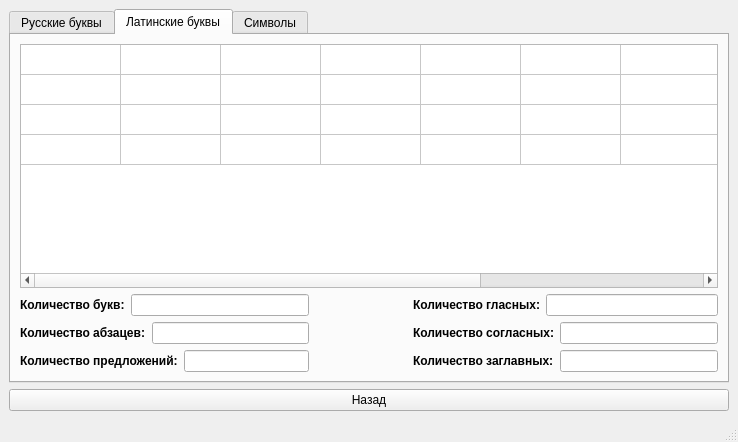
RomanB51/Project, file reportWindow.ui: the form before one commit.
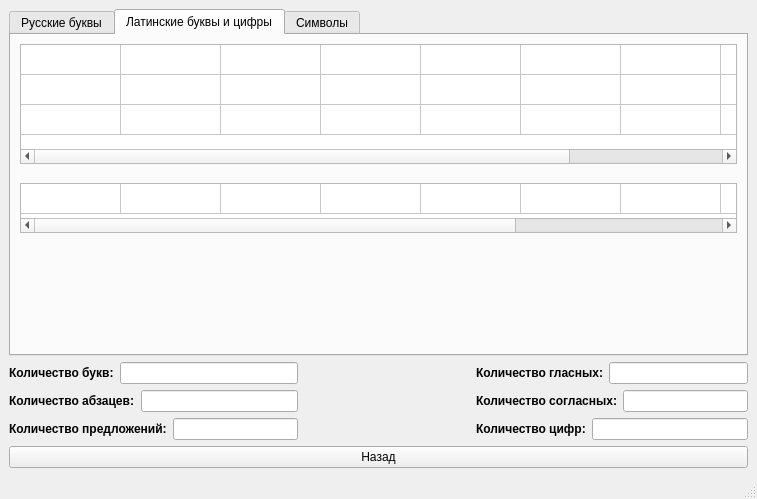
The form after the commit. The open tabs and pages were chosen to show the change.

```diff
--- a/reportWindow.ui
+++ b/reportWindow.ui
@@ -6,17 +6,15 @@
    <rect>
     <x>0</x>
     <y>0</y>
-    <width>738</width>
-    <height>442</height>
+    <width>757</width>
+    <height>499</height>
    </rect>
   </property>
   <property name="windowTitle">
    <string>MainWindow</string>
   </property>
   <widget class="QWidget" name="centralwidget">
-   <layout class="QVBoxLayout" name="verticalLayout_12">
-    <item>
-     <layout class="QVBoxLayout" name="verticalLayout">
+   <layout class="QVBoxLayout" name="verticalLayout_2">
       <item>
        <widget class="QTabWidget" name="tabWidget">
         <property name="currentIndex">
@@ -120,11 +118,323 @@
            </widget>
           </item>
           <item>
-           <layout class="QHBoxLayout" name="horizontalLayout_8">
+         <spacer name="verticalSpacer_3">
+          <property name="orientation">
+           <enum>Qt::Orientation::Vertical</enum>
+          </property>
+          <property name="sizeHint" stdset="0">
+           <size>
+            <width>20</width>
+            <height>152</height>
+           </size>
+          </property>
+         </spacer>
+        </item>
+       </layout>
+      </widget>
+      <widget class="QWidget" name="tab_english">
+       <attribute name="title">
+        <string>Латинские буквы и цифры</string>
+       </attribute>
+       <layout class="QVBoxLayout" name="verticalLayout_5">
+        <item>
+         <widget class="QTableWidget" name="tableWidget_english">
+          <property name="sizePolicy">
+           <sizepolicy hsizetype="Expanding" vsizetype="Fixed">
+            <horstretch>0</horstretch>
+            <verstretch>0</verstretch>
+           </sizepolicy>
+          </property>
+          <property name="maximumSize">
+           <size>
+            <width>16777215</width>
+            <height>120</height>
+           </size>
+          </property>
+          <attribute name="horizontalHeaderVisible">
+           <bool>false</bool>
+          </attribute>
+          <attribute name="verticalHeaderVisible">
+           <bool>false</bool>
+          </attribute>
+          <row>
+           <property name="text">
+            <string>Новая строка</string>
+           </property>
+          </row>
+          <row>
+           <property name="text">
+            <string>Новая строка</string>
+           </property>
+          </row>
+          <row>
+           <property name="text">
+            <string>Новая строка</string>
+           </property>
+          </row>
+          <column>
+           <property name="text">
+            <string>Новый столбец</string>
+           </property>
+          </column>
+          <column>
+           <property name="text">
+            <string>Новый столбец</string>
+           </property>
+          </column>
+          <column>
+           <property name="text">
+            <string>Новый столбец</string>
+           </property>
+          </column>
+          <column>
+           <property name="text">
+            <string>Новый столбец</string>
+           </property>
+          </column>
+          <column>
+           <property name="text">
+            <string>Новый столбец</string>
+           </property>
+          </column>
+          <column>
+           <property name="text">
+            <string>Новый столбец</string>
+           </property>
+          </column>
+          <column>
+           <property name="text">
+            <string>Новый столбец</string>
+           </property>
+          </column>
+          <column>
+           <property name="text">
+            <string>Новый столбец</string>
+           </property>
+          </column>
+          <column>
+           <property name="text">
+            <string>Новый столбец</string>
+           </property>
+          </column>
+         </widget>
+        </item>
+        <item>
+         <spacer name="verticalSpacer_2">
+          <property name="orientation">
+           <enum>Qt::Orientation::Vertical</enum>
+          </property>
+          <property name="sizeType">
+           <enum>QSizePolicy::Policy::Fixed</enum>
+          </property>
+          <property name="sizeHint" stdset="0">
+           <size>
+            <width>20</width>
+            <height>13</height>
+           </size>
+          </property>
+         </spacer>
+        </item>
+        <item>
+         <widget class="QTableWidget" name="tableWidget_number">
+          <property name="sizePolicy">
+           <sizepolicy hsizetype="Expanding" vsizetype="Fixed">
+            <horstretch>0</horstretch>
+            <verstretch>0</verstretch>
+           </sizepolicy>
+          </property>
+          <property name="maximumSize">
+           <size>
+            <width>16777215</width>
+            <height>50</height>
+           </size>
+          </property>
+          <attribute name="horizontalHeaderVisible">
+           <bool>false</bool>
+          </attribute>
+          <attribute name="verticalHeaderVisible">
+           <bool>false</bool>
+          </attribute>
+          <row>
+           <property name="text">
+            <string>Новая строка</string>
+           </property>
+          </row>
+          <column>
+           <property name="text">
+            <string>Новый столбец</string>
+           </property>
+          </column>
+          <column>
+           <property name="text">
+            <string>Новый столбец</string>
+           </property>
+          </column>
+          <column>
+           <property name="text">
+            <string>Новый столбец</string>
+           </property>
+          </column>
+          <column>
+           <property name="text">
+            <string>Новый столбец</string>
+           </property>
+          </column>
+          <column>
+           <property name="text">
+            <string>Новый столбец</string>
+           </property>
+          </column>
+          <column>
+           <property name="text">
+            <string>Новый столбец</string>
+           </property>
+          </column>
+          <column>
+           <property name="text">
+            <string>Новый столбец</string>
+           </property>
+          </column>
+          <column>
+           <property name="text">
+            <string>Новый столбец</string>
+           </property>
+          </column>
+          <column>
+           <property name="text">
+            <string>Новый столбец</string>
+           </property>
+          </column>
+          <column>
+           <property name="text">
+            <string>Новый столбец</string>
+           </property>
+          </column>
+         </widget>
+        </item>
+        <item>
+         <spacer name="verticalSpacer">
+          <property name="orientation">
+           <enum>Qt::Orientation::Vertical</enum>
+          </property>
+          <property name="sizeHint" stdset="0">
+           <size>
+            <width>714</width>
+            <height>74</height>
+           </size>
+          </property>
+         </spacer>
+        </item>
+       </layout>
+      </widget>
+      <widget class="QWidget" name="tab_symbol">
+       <attribute name="title">
+        <string>Символы</string>
+       </attribute>
+       <layout class="QVBoxLayout" name="verticalLayout_6">
+        <item>
+         <widget class="QTableWidget" name="tableWidget_symbol">
+          <property name="sizePolicy">
+           <sizepolicy hsizetype="Expanding" vsizetype="Fixed">
+            <horstretch>0</horstretch>
+            <verstretch>0</verstretch>
+           </sizepolicy>
+          </property>
+          <property name="maximumSize">
+           <size>
+            <width>16777215</width>
+            <height>120</height>
+           </size>
+          </property>
+          <attribute name="horizontalHeaderVisible">
+           <bool>false</bool>
+          </attribute>
+          <attribute name="verticalHeaderVisible">
+           <bool>false</bool>
+          </attribute>
+          <row>
+           <property name="text">
+            <string>Новая строка</string>
+           </property>
+          </row>
+          <row>
+           <property name="text">
+            <string>Новая строка</string>
+           </property>
+          </row>
+          <row>
+           <property name="text">
+            <string>Новая строка</string>
+           </property>
+          </row>
+          <column>
+           <property name="text">
+            <string>Новый столбец</string>
+           </property>
+          </column>
+          <column>
+           <property name="text">
+            <string>Новый столбец</string>
+           </property>
+          </column>
+          <column>
+           <property name="text">
+            <string>Новый столбец</string>
+           </property>
+          </column>
+          <column>
+           <property name="text">
+            <string>Новый столбец</string>
+           </property>
+          </column>
+          <column>
+           <property name="text">
+            <string>Новый столбец</string>
+           </property>
+          </column>
+          <column>
+           <property name="text">
+            <string>Новый столбец</string>
+           </property>
+          </column>
+          <column>
+           <property name="text">
+            <string>Новый столбец</string>
+           </property>
+          </column>
+          <column>
+           <property name="text">
+            <string>Новый столбец</string>
+           </property>
+          </column>
+          <column>
+           <property name="text">
+            <string>Новый столбец</string>
+           </property>
+          </column>
+         </widget>
+        </item>
+        <item>
+         <spacer name="verticalSpacer_4">
+          <property name="orientation">
+           <enum>Qt::Orientation::Vertical</enum>
+          </property>
+          <property name="sizeHint" stdset="0">
+           <size>
+            <width>20</width>
+            <height>152</height>
+           </size>
+          </property>
+         </spacer>
+        </item>
+       </layout>
+      </widget>
+     </widget>
+    </item>
             <item>
              <layout class="QHBoxLayout" name="horizontalLayout_7">
               <item>
-               <layout class="QVBoxLayout" name="verticalLayout_2">
+       <layout class="QVBoxLayout" name="verticalLayout">
                 <item>
                  <layout class="QHBoxLayout" name="horizontalLayout">
                   <item>
@@ -215,8 +525,6 @@
                 </property>
                </spacer>
               </item>
-             </layout>
-            </item>
             <item>
              <layout class="QVBoxLayout" name="verticalLayout_3">
               <item>
@@ -279,7 +587,7 @@
                    </font>
                   </property>
                   <property name="text">
-                   <string>Количество заглавных:</string>
+             <string>Количество цифр:</string>
                   </property>
                  </widget>
                 </item>
@@ -298,356 +606,12 @@
             </item>
            </layout>
           </item>
-         </layout>
-        </widget>
-        <widget class="QWidget" name="tab_english">
-         <attribute name="title">
-          <string>Латинские буквы</string>
-         </attribute>
-         <layout class="QVBoxLayout" name="verticalLayout_10">
-          <item>
-           <widget class="QTableWidget" name="tableWidget_english">
-            <attribute name="horizontalHeaderVisible">
-             <bool>false</bool>
-            </attribute>
-            <attribute name="verticalHeaderVisible">
-             <bool>false</bool>
-            </attribute>
-            <row>
-             <property name="text">
-              <string>Новая строка</string>
-             </property>
-            </row>
-            <row>
-             <property name="text">
-              <string>Новая строка</string>
-             </property>
-            </row>
-            <row>
-             <property name="text">
-              <string>Новая строка</string>
-             </property>
-            </row>
-            <row>
-             <property name="text">
-              <string>Новая строка</string>
-             </property>
-            </row>
-            <column>
-             <property name="text">
-              <string>Новый столбец</string>
-             </property>
-            </column>
-            <column>
-             <property name="text">
-              <string>Новый столбец</string>
-             </property>
-            </column>
-            <column>
-             <property name="text">
-              <string>Новый столбец</string>
-             </property>
-            </column>
-            <column>
-             <property name="text">
-              <string>Новый столбец</string>
-             </property>
-            </column>
-            <column>
-             <property name="text">
-              <string>Новый столбец</string>
-             </property>
-            </column>
-            <column>
-             <property name="text">
-              <string>Новый столбец</string>
-             </property>
-            </column>
-            <column>
-             <property name="text">
-              <string>Новый столбец</string>
-             </property>
-            </column>
-            <column>
-             <property name="text">
-              <string>Новый столбец</string>
-             </property>
-            </column>
-            <column>
-             <property name="text">
-              <string>Новый столбец</string>
-             </property>
-            </column>
-           </widget>
-          </item>
-          <item>
-           <layout class="QHBoxLayout" name="horizontalLayout_17">
-            <item>
-             <layout class="QHBoxLayout" name="horizontalLayout_18">
-              <item>
-               <layout class="QVBoxLayout" name="verticalLayout_8">
-                <item>
-                 <layout class="QHBoxLayout" name="horizontalLayout_19">
-                  <item>
-                   <widget class="QLabel" name="label_words_eng">
-                    <property name="font">
-                     <font>
-                      <bold>true</bold>
-                     </font>
-                    </property>
-                    <property name="text">
-                     <string>Количество букв:</string>
-                    </property>
-                   </widget>
-                  </item>
-                  <item>
-                   <widget class="QLineEdit" name="lineEdit_words_3">
-                    <property name="font">
-                     <font>
-                      <bold>true</bold>
-                     </font>
-                    </property>
-                   </widget>
-                  </item>
-                 </layout>
-                </item>
-                <item>
-                 <layout class="QHBoxLayout" name="horizontalLayout_20">
-                  <item>
-                   <widget class="QLabel" name="label_paragraph_eng">
-                    <property name="font">
-                     <font>
-                      <bold>true</bold>
-                     </font>
-                    </property>
-                    <property name="text">
-                     <string>Количество абзацев:</string>
-                    </property>
-                   </widget>
-                  </item>
-                  <item>
-                   <widget class="QLineEdit" name="lineEdit_paragraph_3">
-                    <property name="font">
-                     <font>
-                      <bold>true</bold>
-                     </font>
-                    </property>
-                   </widget>
-                  </item>
-                 </layout>
-                </item>
-                <item>
-                 <layout class="QHBoxLayout" name="horizontalLayout_21">
-                  <item>
-                   <widget class="QLabel" name="label_proposal_eng">
-                    <property name="font">
-                     <font>
-                      <bold>true</bold>
-                     </font>
-                    </property>
-                    <property name="text">
-                     <string>Количество предложений:</string>
-                    </property>
-                   </widget>
-                  </item>
-                  <item>
-                   <widget class="QLineEdit" name="lineEdit_proposal_3">
-                    <property name="font">
-                     <font>
-                      <bold>true</bold>
-                     </font>
-                    </property>
-                   </widget>
-                  </item>
-                 </layout>
-                </item>
-               </layout>
-              </item>
-              <item>
-               <spacer name="horizontalSpacer_3">
-                <property name="orientation">
-                 <enum>Qt::Orientation::Horizontal</enum>
-                </property>
-                <property name="sizeHint" stdset="0">
-                 <size>
-                  <width>98</width>
-                  <height>20</height>
-                 </size>
-                </property>
-               </spacer>
-              </item>
-             </layout>
-            </item>
-            <item>
-             <layout class="QVBoxLayout" name="verticalLayout_9">
-              <item>
-               <layout class="QHBoxLayout" name="horizontalLayout_22">
-                <item>
-                 <widget class="QLabel" name="label_glasn_eng">
-                  <property name="font">
-                   <font>
-                    <bold>true</bold>
-                   </font>
-                  </property>
-                  <property name="text">
-                   <string>Количество гласных:</string>
-                  </property>
-                 </widget>
-                </item>
-                <item>
-                 <widget class="QLineEdit" name="lineEdit_glasn_3">
-                  <property name="font">
-                   <font>
-                    <bold>true</bold>
-                   </font>
-                  </property>
-                 </widget>
-                </item>
-               </layout>
-              </item>
-              <item>
-               <layout class="QHBoxLayout" name="horizontalLayout_23">
-                <item>
-                 <widget class="QLabel" name="label_soglasn_eng">
-                  <property name="font">
-                   <font>
-                    <bold>true</bold>
-                   </font>
-                  </property>
-                  <property name="text">
-                   <string>Количество согласных:</string>
-                  </property>
-                 </widget>
-                </item>
-                <item>
-                 <widget class="QLineEdit" name="lineEdit_soglasn_3">
-                  <property name="font">
-                   <font>
-                    <bold>true</bold>
-                   </font>
-                  </property>
-                 </widget>
-                </item>
-               </layout>
-              </item>
-              <item>
-               <layout class="QHBoxLayout" name="horizontalLayout_24">
-                <item>
-                 <widget class="QLabel" name="label_zaglav_eng">
-                  <property name="font">
-                   <font>
-                    <bold>true</bold>
-                   </font>
-                  </property>
-                  <property name="text">
-                   <string>Количество заглавных:</string>
-                  </property>
-                 </widget>
-                </item>
-                <item>
-                 <widget class="QLineEdit" name="lineEdit_zaglav_3">
-                  <property name="font">
-                   <font>
-                    <bold>true</bold>
-                   </font>
-                  </property>
-                 </widget>
-                </item>
-               </layout>
-              </item>
-             </layout>
-            </item>
-           </layout>
-          </item>
-         </layout>
-        </widget>
-        <widget class="QWidget" name="tab_symbol">
-         <attribute name="title">
-          <string>Символы</string>
-         </attribute>
-         <layout class="QVBoxLayout" name="verticalLayout_11">
-          <item>
-           <widget class="QTableWidget" name="tableWidget_symbol">
-            <attribute name="horizontalHeaderVisible">
-             <bool>false</bool>
-            </attribute>
-            <attribute name="verticalHeaderVisible">
-             <bool>false</bool>
-            </attribute>
-            <row>
-             <property name="text">
-              <string>Новая строка</string>
-             </property>
-            </row>
-            <row>
-             <property name="text">
-              <string>Новая строка</string>
-             </property>
-            </row>
-            <row>
-             <property name="text">
-              <string>Новая строка</string>
-             </property>
-            </row>
-            <row>
-             <property name="text">
-              <string>Новая строка</string>
-             </property>
-            </row>
-            <column>
-             <property name="text">
-              <string>Новый столбец</string>
-             </property>
-            </column>
-            <column>
-             <property name="text">
-              <string>Новый столбец</string>
-             </property>
-            </column>
-            <column>
-             <property name="text">
-              <string>Новый столбец</string>
-             </property>
-            </column>
-            <column>
-             <property name="text">
-              <string>Новый столбец</string>
-             </property>
-            </column>
-            <column>
-             <property name="text">
-              <string>Новый столбец</string>
-             </property>
-            </column>
-            <column>
-             <property name="text">
-              <string>Новый столбец</string>
-             </property>
-            </column>
-            <column>
-             <property name="text">
-              <string>Новый столбец</string>
-             </property>
-            </column>
-            <column>
-             <property name="text">
-              <string>Новый столбец</string>
-             </property>
-            </column>
-           </widget>
-          </item>
-         </layout>
-        </widget>
-       </widget>
-      </item>
       <item>
        <widget class="QPushButton" name="pushButton_back">
         <property name="text">
          <string>Назад</string>
         </property>
        </widget>
-      </item>
-     </layout>
     </item>
    </layout>
   </widget>
```
Left out of the diff: 31 changed lines with no effect on the pictures. Lines whose indentation alone changed are shown as unchanged.
